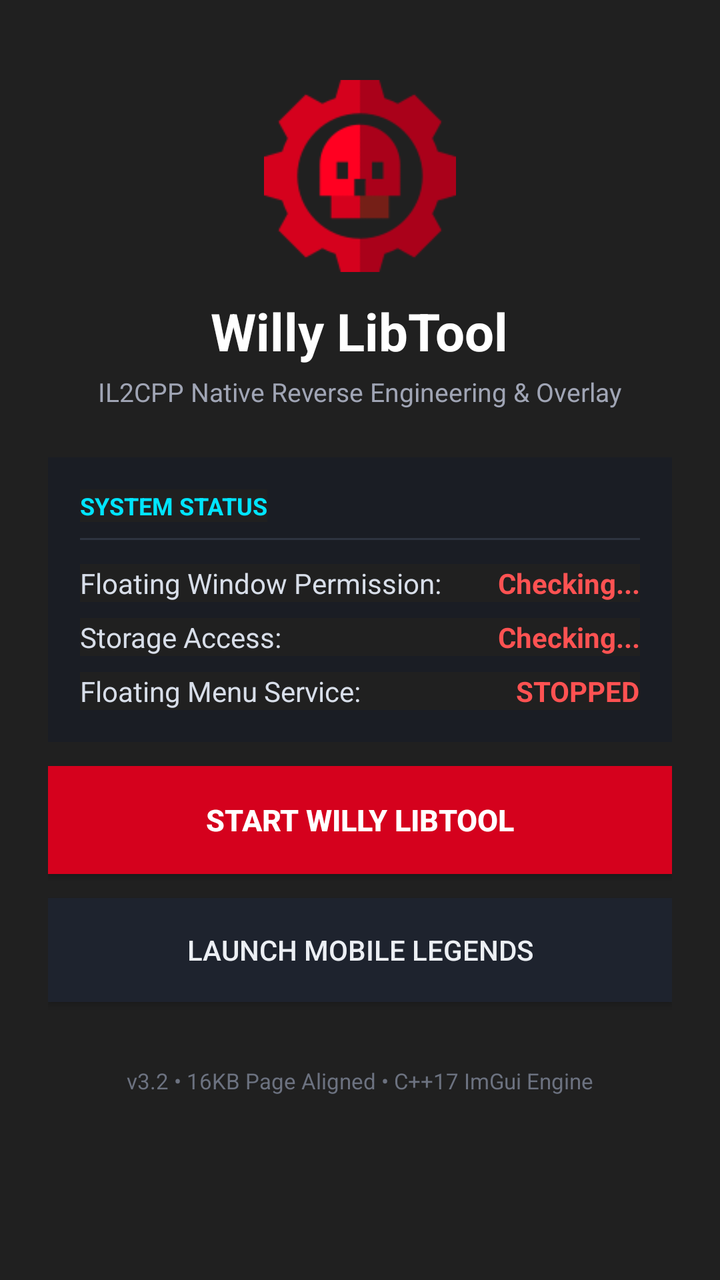
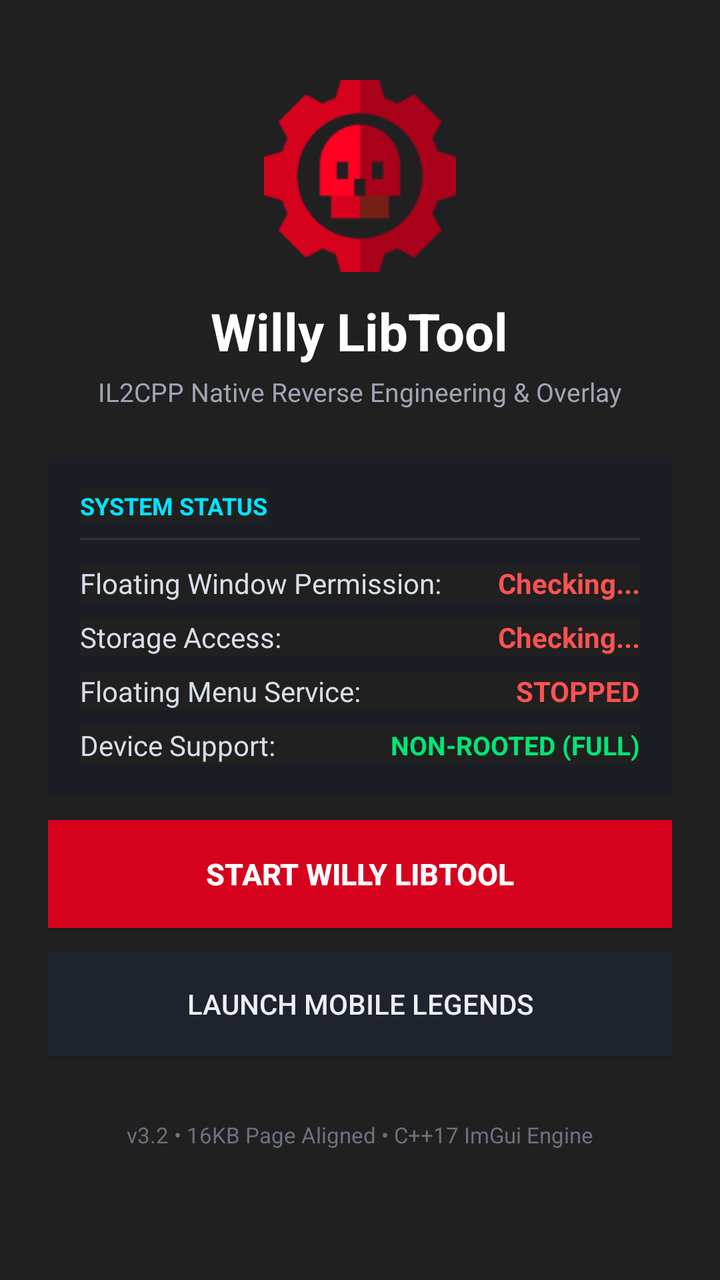

Compare the two renders of this Android layout. The source of the first and the diff that turns it into the second are given below.
<!-- AndroidManifest.xml: application theme AppTheme -->
<!-- res/layout/activity_main.xml -->
<?xml version="1.0" encoding="utf-8"?>
<ScrollView xmlns:android="http://schemas.android.com/apk/res/android"
    android:layout_width="match_parent"
    android:layout_height="match_parent"
    android:background="#101216"
    android:fillViewport="true">

    <LinearLayout
        android:layout_width="match_parent"
        android:layout_height="wrap_content"
        android:orientation="vertical"
        android:gravity="center_horizontal"
        android:padding="24dp">

        
        <ImageView
            android:id="@+id/imgLogo"
            android:layout_width="96dp"
            android:layout_height="96dp"
            android:layout_marginTop="16dp"
            android:src="@drawable/ic_launcher"
            android:contentDescription="Willy LibTool Logo" />

        <TextView
            android:id="@+id/txtTitle"
            android:layout_width="wrap_content"
            android:layout_height="wrap_content"
            android:layout_marginTop="12dp"
            android:text="Willy LibTool"
            android:textColor="#FFFFFF"
            android:textSize="26sp"
            android:textStyle="bold" />

        <TextView
            android:id="@+id/txtSubtitle"
            android:layout_width="wrap_content"
            android:layout_height="wrap_content"
            android:layout_marginTop="4dp"
            android:text="IL2CPP Native Reverse Engineering &amp; Overlay"
            android:textColor="#A0A5B5"
            android:textSize="13sp" />

        
        <LinearLayout
            android:layout_width="match_parent"
            android:layout_height="wrap_content"
            android:layout_marginTop="24dp"
            android:background="#1A1D24"
            android:orientation="vertical"
            android:padding="16dp">

            <TextView
                android:layout_width="wrap_content"
                android:layout_height="wrap_content"
                android:text="SYSTEM STATUS"
                android:textColor="#00E5FF"
                android:textSize="12sp"
                android:textStyle="bold" />

            <View
                android:layout_width="match_parent"
                android:layout_height="1dp"
                android:layout_marginTop="8dp"
                android:layout_marginBottom="12dp"
                android:background="#2E3440" />

            
            <LinearLayout
                android:layout_width="match_parent"
                android:layout_height="wrap_content"
                android:orientation="horizontal"
                android:gravity="center_vertical"
                android:layout_marginBottom="8dp">

                <TextView
                    android:layout_width="0dp"
                    android:layout_height="wrap_content"
                    android:layout_weight="1"
                    android:text="Floating Window Permission:"
                    android:textColor="#D8DEE9"
                    android:textSize="14sp" />

                <TextView
                    android:id="@+id/txtOverlayStatus"
                    android:layout_width="wrap_content"
                    android:layout_height="wrap_content"
                    android:text="Checking..."
                    android:textColor="#FF5252"
                    android:textSize="14sp"
                    android:textStyle="bold" />
            </LinearLayout>

            
            <LinearLayout
                android:layout_width="match_parent"
                android:layout_height="wrap_content"
                android:orientation="horizontal"
                android:gravity="center_vertical"
                android:layout_marginBottom="8dp">

                <TextView
                    android:layout_width="0dp"
                    android:layout_height="wrap_content"
                    android:layout_weight="1"
                    android:text="Storage Access:"
                    android:textColor="#D8DEE9"
                    android:textSize="14sp" />

                <TextView
                    android:id="@+id/txtStorageStatus"
                    android:layout_width="wrap_content"
                    android:layout_height="wrap_content"
                    android:text="Checking..."
                    android:textColor="#FF5252"
                    android:textSize="14sp"
                    android:textStyle="bold" />
            </LinearLayout>

            
            <LinearLayout
                android:layout_width="match_parent"
                android:layout_height="wrap_content"
                android:orientation="horizontal"
                android:gravity="center_vertical">

                <TextView
                    android:layout_width="0dp"
                    android:layout_height="wrap_content"
                    android:layout_weight="1"
                    android:text="Floating Menu Service:"
                    android:textColor="#D8DEE9"
                    android:textSize="14sp" />

                <TextView
                    android:id="@+id/txtServiceStatus"
                    android:layout_width="wrap_content"
                    android:layout_height="wrap_content"
                    android:text="STOPPED"
                    android:textColor="#FF5252"
                    android:textSize="14sp"
                    android:textStyle="bold" />
            </LinearLayout>
        </LinearLayout>

        
        <Button
            android:id="@+id/btnGrantOverlay"
            android:layout_width="match_parent"
            android:layout_height="52dp"
            android:layout_marginTop="20dp"
            android:background="#2E3440"
            android:text="GRANT FLOATING PERMISSION"
            android:textColor="#00E5FF"
            android:textStyle="bold"
            android:visibility="gone" />

        <Button
            android:id="@+id/btnToggleService"
            android:layout_width="match_parent"
            android:layout_height="54dp"
            android:layout_marginTop="12dp"
            android:background="#D5011D"
            android:text="START WILLY LIBTOOL"
            android:textColor="#FFFFFF"
            android:textSize="15sp"
            android:textStyle="bold" />

        <Button
            android:id="@+id/btnLaunchMLBB"
            android:layout_width="match_parent"
            android:layout_height="52dp"
            android:layout_marginTop="12dp"
            android:background="#1E232E"
            android:text="LAUNCH MOBILE LEGENDS"
            android:textColor="#ECEFF4"
            android:textSize="14sp" />

        
        <TextView
            android:layout_width="wrap_content"
            android:layout_height="wrap_content"
            android:layout_marginTop="32dp"
            android:text="v3.2 • 16KB Page Aligned • C++17 ImGui Engine"
            android:textColor="#6C7280"
            android:textSize="11sp" />

    </LinearLayout>
</ScrollView>
<!-- resources referenced by this layout -->
<resources>
  <!-- drawable ic_launcher: png bitmap (drawable, 4838 bytes) -->
  <style name="AppTheme" parent="@android:style/Theme.Material">
          
          <item name="android:background">@color/backgroundColor</item>
      </style>
  <color name="backgroundColor">#202020</color>
</resources>

<!-- the commit's change to res/layout/activity_main.xml (unified diff, before → after) -->
@@ -121,7 +121,8 @@
                 android:layout_width="match_parent"
                 android:layout_height="wrap_content"
                 android:orientation="horizontal"
-                android:gravity="center_vertical">
+                android:gravity="center_vertical"
+                android:layout_marginBottom="8dp">
 
                 <TextView
                     android:layout_width="0dp"
@@ -138,6 +139,31 @@
                     android:text="STOPPED"
                     android:textColor="#FF5252"
                     android:textSize="14sp"
+                    android:textStyle="bold" />
+            </LinearLayout>
+
+            
+            <LinearLayout
+                android:layout_width="match_parent"
+                android:layout_height="wrap_content"
+                android:orientation="horizontal"
+                android:gravity="center_vertical">
+
+                <TextView
+                    android:layout_width="0dp"
+                    android:layout_height="wrap_content"
+                    android:layout_weight="1"
+                    android:text="Device Support:"
+                    android:textColor="#D8DEE9"
+                    android:textSize="14sp" />
+
+                <TextView
+                    android:id="@+id/txtDeviceMode"
+                    android:layout_width="wrap_content"
+                    android:layout_height="wrap_content"
+                    android:text="NON-ROOTED (FULL)"
+                    android:textColor="#00E676"
+                    android:textSize="13sp"
                     android:textStyle="bold" />
             </LinearLayout>
         </LinearLayout>
